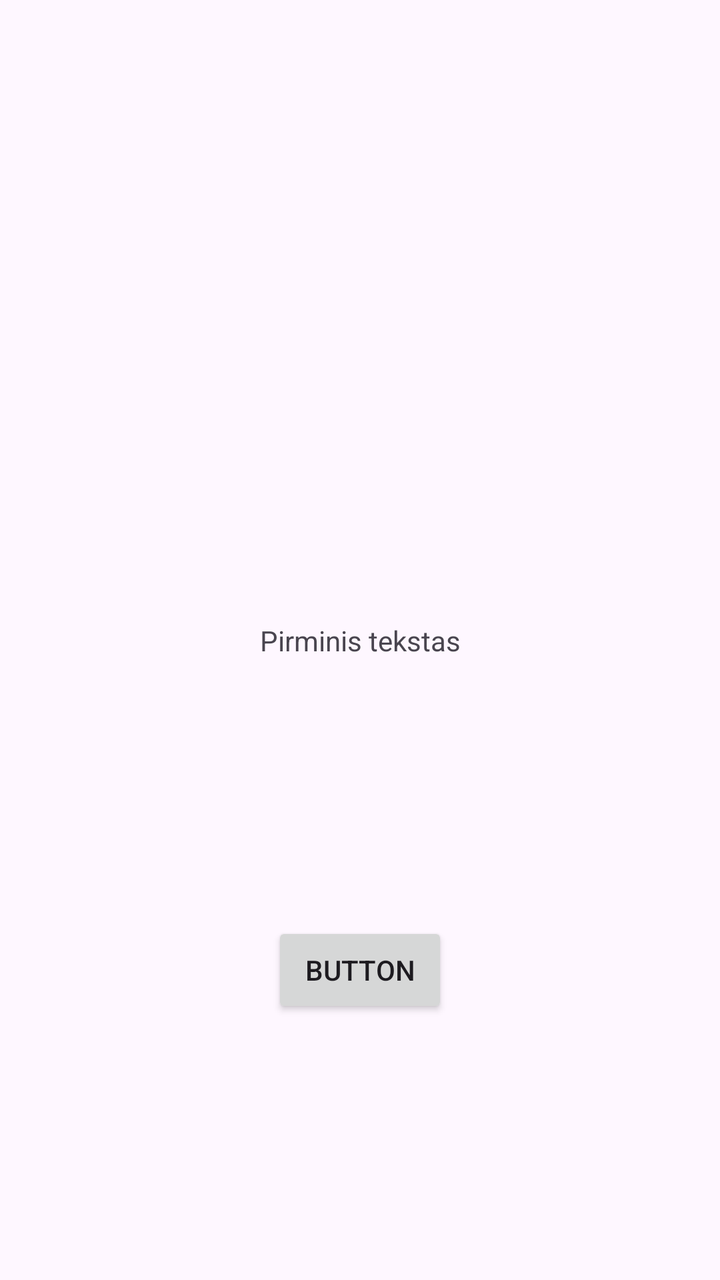
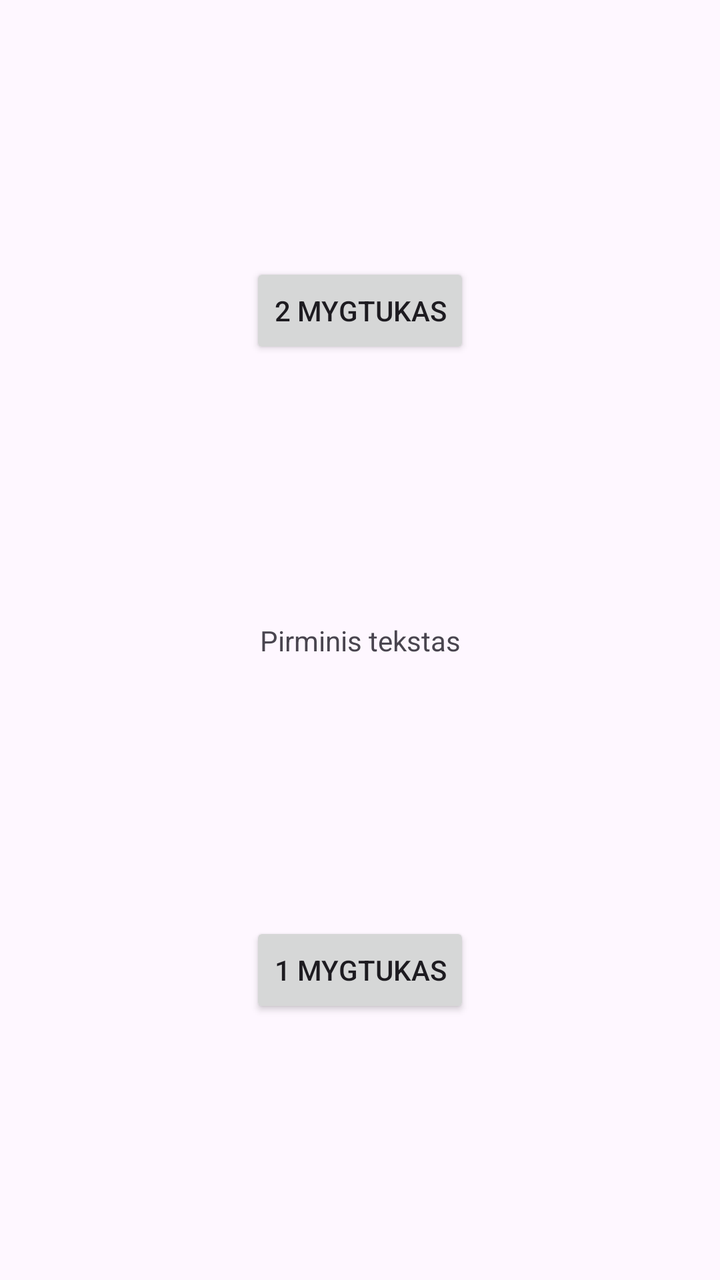

The first picture is an Android layout as it rendered before a commit; the second is the same layout after the commit. The layout source and the unified diff follow.
<!-- AndroidManifest.xml: application theme Theme.Praktinis1 -->
<!-- res/layout/activity_main.xml -->
<?xml version="1.0" encoding="utf-8"?>
<androidx.constraintlayout.widget.ConstraintLayout
    xmlns:android="http://schemas.android.com/apk/res/android"
    xmlns:tools="http://schemas.android.com/tools"
    xmlns:app="http://schemas.android.com/apk/res-auto"
    android:id="@+id/main"
    android:layout_width="match_parent"
    android:layout_height="match_parent"
    tools:context=".MainActivity">

    <TextView
        android:id="@+id/textView2"
        android:layout_width="wrap_content"
        android:layout_height="wrap_content"
        android:text="Pirminis tekstas"
        app:layout_constraintBottom_toBottomOf="parent"
        app:layout_constraintEnd_toEndOf="parent"
        app:layout_constraintStart_toStartOf="parent"
        app:layout_constraintTop_toTopOf="parent" />

    <Button
        android:id="@+id/button3"
        android:layout_width="wrap_content"
        android:layout_height="wrap_content"
        android:text="Button"
        app:layout_constraintBottom_toBottomOf="parent"
        app:layout_constraintEnd_toEndOf="parent"
        app:layout_constraintStart_toStartOf="parent"
        app:layout_constraintTop_toBottomOf="@+id/textView2" />

</androidx.constraintlayout.widget.ConstraintLayout>
<!-- resources referenced by this layout -->
<resources>
  <style name="Theme.Praktinis1" parent="Base.Theme.Praktinis1" />
  <style name="Base.Theme.Praktinis1" parent="Theme.Material3.DayNight.NoActionBar">
          
          
      </style>
</resources>

<!-- the commit's change to res/layout/activity_main.xml (unified diff, before → after) -->
@@ -22,10 +22,20 @@
         android:id="@+id/button3"
         android:layout_width="wrap_content"
         android:layout_height="wrap_content"
-        android:text="Button"
+        android:text="1 mygtukas"
         app:layout_constraintBottom_toBottomOf="parent"
         app:layout_constraintEnd_toEndOf="parent"
         app:layout_constraintStart_toStartOf="parent"
         app:layout_constraintTop_toBottomOf="@+id/textView2" />
 
+    <Button
+        android:id="@+id/button4"
+        android:layout_width="wrap_content"
+        android:layout_height="wrap_content"
+        android:text="2 mygtukas"
+        app:layout_constraintBottom_toTopOf="@+id/textView2"
+        app:layout_constraintEnd_toEndOf="parent"
+        app:layout_constraintStart_toStartOf="parent"
+        app:layout_constraintTop_toTopOf="parent" />
+
 </androidx.constraintlayout.widget.ConstraintLayout>
